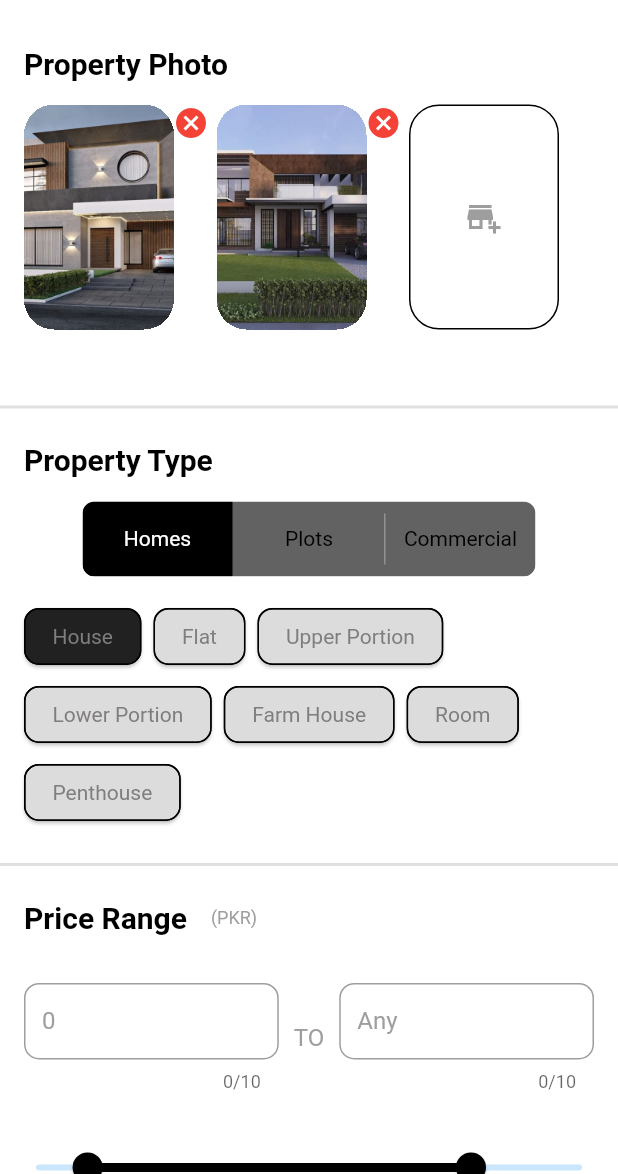
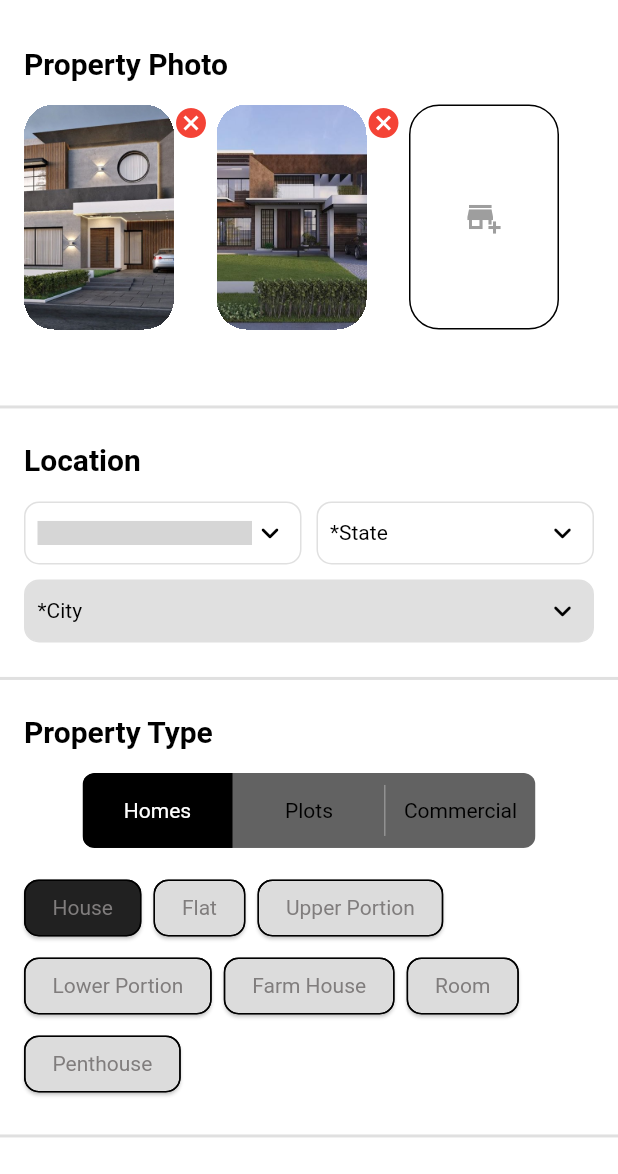
Before and after one commit to hammasali/peak_property, a Flutter app: the Upload screen opened directly, on a phone screen of 412 x 824 dp, the part 62-1236 px from its top. Run offline on Flutter 3.47's test engine with Material 2 defaults, Android fonts, the phone set to English and light mode, and no system bars; drawn by our look-alikes of csc_picker, toggle_switch; our stand-ins replace animated_bottom_navigation_bar, auto_size_text, email_validator, flutter_rating_bar, font_awesome_flutter; missing offline and left inert: animation_wrappers; Roboto replaces fonts that are missing (Poppins); grey boxes are pictures that could not be loaded.

Commit message:
upload.dart complete

```diff
--- a/lib/presentation/upload/upload.dart
+++ b/lib/presentation/upload/upload.dart
@@ -1,6 +1,8 @@
 import 'package:animation_wrappers/animation_wrappers.dart';
+import 'package:csc_picker/csc_picker.dart';
 import 'package:flutter/material.dart';
 import 'package:peak_property/core/my_app.dart';
+import 'package:peak_property/custom/custom_button.dart';
 import 'package:toggle_switch/toggle_switch.dart';
 
 class Upload extends StatefulWidget {
@@ -15,15 +17,29 @@ class _UploadState extends State<Upload> {
 
   var currentIndex = 0;
 
+  double currentBed = 3;
+  double minBed = 1;
+  double maxBed = 11;
+  int bedDivision = 10;
+
+  double currentBath = 2;
+  double minBath = 1;
+  double maxBath = 11;
+  int bathDivision = 10;
+
   double currentArea = 300;
   double minArea = 0;
   double maxArea = 1000;
-  double areaDivision = 20;
+  int areaDivision = 20;
 
   double _starValue = 90000;
   double _endValue = 800000;
   double minValue = 0.0;
   double maxValue = 1000000.0;
+
+  String? countryValue;
+  String? stateValue;
+  String? cityValue;
 
   TextEditingController startController = TextEditingController();
   TextEditingController endController = TextEditingController();
@@ -62,6 +78,7 @@ class _UploadState extends State<Upload> {
     'Marla',
     'Kanal'
   ]; // Option 2
+
   @override
   void initState() {
     super.initState();
@@ -109,12 +126,29 @@ class _UploadState extends State<Upload> {
           children: [
             propertyPhoto(),
             const Divider(thickness: 2.0),
+            location(),
+            const Divider(thickness: 2.0),
             propertyType(),
             const Divider(thickness: 2.0),
             priceRange(),
             const Divider(thickness: 2.0),
             propertyArea(),
             const Divider(thickness: 2.0),
+            currentIndex == 0 ? bedrooms() : Container(),
+            currentIndex == 0 ? const Divider(thickness: 2.0) : Container(),
+            currentIndex == 0 ? bathrooms() : Container(),
+            const Padding(
+              padding: EdgeInsets.all(MyApp.kDefaultPadding),
+              child: CustomButton(
+                label: 'Upload',
+                width: double.infinity,
+                icon: Icon(
+                  Icons.cloud_upload,
+                  color: Colors.white,
+                ),
+                textColor: Colors.white,
+              ),
+            ),
           ],
         ),
       ),
@@ -218,6 +252,101 @@ class _UploadState extends State<Upload> {
     ]);
   }
 
+  ///  =======================  LOCATION ======================
+  location() {
+    return Column(
+      crossAxisAlignment: CrossAxisAlignment.start,
+      children: [
+        customText('Location'),
+        Padding(
+          padding: const EdgeInsets.only(
+              left: MyApp.kDefaultPadding,
+              right: MyApp.kDefaultPadding,
+              bottom: MyApp.kDefaultPadding),
+          child: CSCPicker(
+            showStates: true,
+            showCities: true,
+            flagState: CountryFlag.ENABLE,
+
+            ///Dropdown box decoration to style your dropdown selector [OPTIONAL PARAMETER] (USE with disabledDropdownDecoration)
+            dropdownDecoration: BoxDecoration(
+                borderRadius: const BorderRadius.all(Radius.circular(10)),
+                color: Colors.white,
+                border: Border.all(color: Colors.grey.shade300, width: 1)),
+
+            ///Disabled Dropdown box decoration to style your dropdown selector [OPTIONAL PARAMETER]  (USE with disabled dropdownDecoration)
+            disabledDropdownDecoration: BoxDecoration(
+                borderRadius: const BorderRadius.all(Radius.circular(10)),
+                color: Colors.grey.shade300,
+                border: Border.all(color: Colors.grey.shade300, width: 1)),
+
+            ///placeholders for dropdown search field
+            countrySearchPlaceholder: "Country",
+            stateSearchPlaceholder: "State",
+            citySearchPlaceholder: "City",
+
+            ///labels for dropdown
+            countryDropdownLabel: "*Country",
+            stateDropdownLabel: "*State",
+            cityDropdownLabel: "*City",
+
+            ///Default Country
+            defaultCountry: DefaultCountry.Pakistan,
+
+            ///Disable country dropdown (Note: use it with default country)
+            disableCountry: true,
+
+            ///selected item style [OPTIONAL PARAMETER]
+            selectedItemStyle: const TextStyle(
+              color: Colors.black,
+              fontSize: 14,
+            ),
+
+            ///DropdownDialog Heading style [OPTIONAL PARAMETER]
+            dropdownHeadingStyle: const TextStyle(
+                color: Colors.black, fontSize: 17, fontWeight: FontWeight.bold),
+
+            ///DropdownDialog Item style [OPTIONAL PARAMETER]
+            dropdownItemStyle: const TextStyle(
+              color: Colors.black,
+              fontSize: 14,
+            ),
+
+            ///Dialog box radius [OPTIONAL PARAMETER]
+            dropdownDialogRadius: 10.0,
+
+            ///Search bar radius [OPTIONAL PARAMETER]
+            searchBarRadius: 10.0,
+
+            ///triggers once country selected in dropdown
+            onCountryChanged: (value) {
+              setState(() {
+                ///store value in country variable
+                countryValue = value;
+              });
+            },
+
+            ///triggers once state selected in dropdown
+            onStateChanged: (value) {
+              setState(() {
+                ///store value in state variable
+                stateValue = value;
+              });
+            },
+
+            ///triggers once city selected in dropdown
+            onCityChanged: (value) {
+              setState(() {
+                ///store value in city variable
+                cityValue = value;
+              });
+            },
+          ),
+        ),
+      ],
+    );
+  }
+
   ///  =======================  PROPERTY TYPE  ======================
   propertyType() {
     return Column(
@@ -234,8 +363,9 @@ class _UploadState extends State<Upload> {
             animationDuration: 500,
             labels: [...types.keys],
             onToggle: (index) {
-              setState(() {});
-              currentIndex = index;
+              setState(() {
+                currentIndex = index;
+              });
             },
           ),
         ),
@@ -447,6 +577,30 @@ class _UploadState extends State<Upload> {
     );
   }
 
+  ///  =======================  BEDROOMS ======================
+  bedrooms() {
+    return Column(
+      crossAxisAlignment: CrossAxisAlignment.start,
+      children: [
+        customText('Bedrooms'),
+        Slider(
+          value: currentBed,
+          min: minBed,
+          max: maxBed,
+          divisions: bedDivision,
+          // label: unitArea(currentBed.round().toString(), _selectedAreaUnit),
+          label: currentBed > 10 ? '10+' : currentBed.round().toString(),
+          onChanged: (value) {
+            setState(() {
+              currentBed = value.roundToDouble();
+            });
+          },
+          activeColor: Colors.black,
+        ),
+      ],
+    );
+  }
+
   ///  =================  WIDGETS  ===========================
   customText(String text) {
     return Padding(
@@ -531,6 +685,30 @@ class _UploadState extends State<Upload> {
           return '$value Kanal';
       }
     }
+  }
+
+  bathrooms() {
+    return Column(
+      crossAxisAlignment: CrossAxisAlignment.start,
+      children: [
+        customText('Bathrooms'),
+        Slider(
+          value: currentBath,
+          min: minBath,
+          max: maxBath,
+          divisions: bathDivision,
+          // label: unitArea(currentBed.round().toString(), _selectedAreaUnit),
+          label: currentBath > 10 ? '10+' : currentBath.round().toString(),
+          onChanged: (value) {
+            setState(() {
+              currentBath = value.roundToDouble();
+            });
+          },
+          activeColor: Colors.black,
+        ),
+        const Divider(thickness: 2.0),
+      ],
+    );
   }
 }
 
--- a/pubspec.yaml
+++ b/pubspec.yaml
@@ -43,6 +43,7 @@ dependencies:
   image_picker: ^0.8.4+4
   toggle_switch: ^1.3.0
   path_provider: ^2.0.8
+  csc_picker: ^0.2.6
 
 
 dev_dependencies:
```
Also changed, not shown: pubspec.lock.
